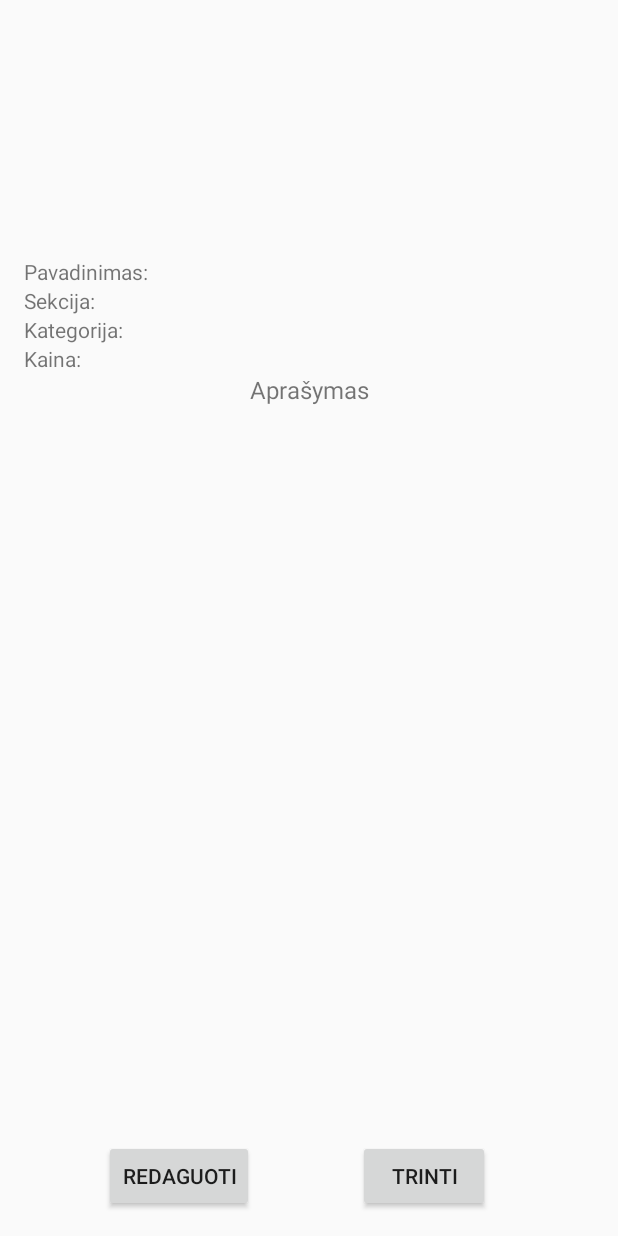
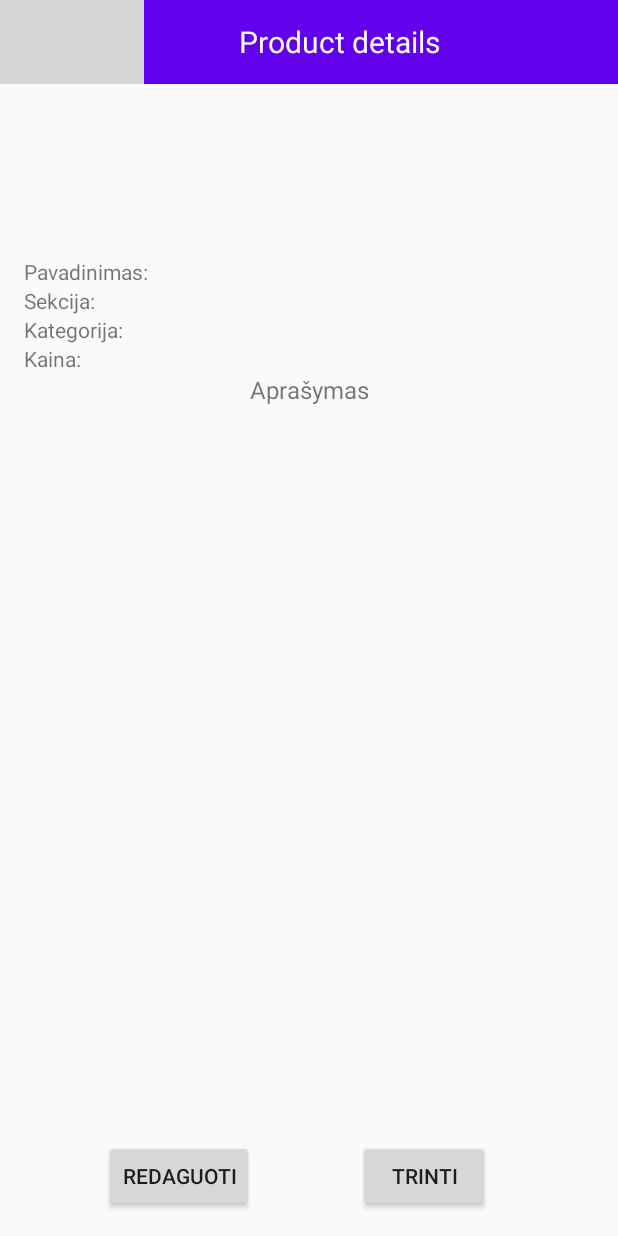
Before and after one commit to Daridang/ManufacturaApp, an Android app: the layout fragment_product_details.xml on its own in the app's theme, with its tools: preview values and no code run, on a phone screen of 412 x 824 dp. Run offline under Robolectric (Android 15) with nearby library versions, the phone set to English and light mode, and no system bars; grey boxes are pictures that could not be loaded.

Commit message:
toolbar added to user production fragment and product details fragment

```diff
--- a/app/src/main/res/layout/fragment_product_details.xml
+++ b/app/src/main/res/layout/fragment_product_details.xml
@@ -13,6 +13,30 @@
         android:layout_width="match_parent"
         android:layout_height="match_parent">
 
+        <androidx.appcompat.widget.Toolbar
+            android:id="@+id/toolbar_id"
+            android:layout_width="0dp"
+            android:layout_height="?attr/actionBarSize"
+            android:background="@color/colorPrimary"
+            android:gravity="center_horizontal|center_vertical"
+            android:minHeight="?attr/actionBarSize"
+            app:navigationIcon="@drawable/ic_arrow_back"
+            app:layout_constraintTop_toTopOf="parent"
+            app:layout_constraintEnd_toEndOf="parent"
+            app:layout_constraintStart_toStartOf="parent">
+
+            <TextView
+                android:id="@+id/toolbar_title_txt_id"
+                android:layout_width="match_parent"
+                android:layout_height="wrap_content"
+                android:layout_marginRight="?attr/actionBarSize"
+                android:layout_marginEnd="?attr/actionBarSize"
+                android:gravity="center"
+                android:text="Product details"
+                android:textColor="@android:color/white"
+                android:textSize="20sp" />
+        </androidx.appcompat.widget.Toolbar>
+
         <ImageView
             android:id="@+id/single_product_image_view_id"
             android:layout_width="match_parent"
@@ -20,7 +44,7 @@
             app:layout_constraintBottom_toTopOf="@+id/product_details_name_title_txt_id"
             app:layout_constraintEnd_toEndOf="parent"
             app:layout_constraintStart_toStartOf="parent"
-            app:layout_constraintTop_toTopOf="parent" />
+            app:layout_constraintTop_toBottomOf="@id/toolbar_id" />
 
         <TextView
             android:id="@+id/product_details_name_title_txt_id"
```
Also changed, not shown: app/src/main/res/layout/fragment_account.xml (+12 -8 lines).
